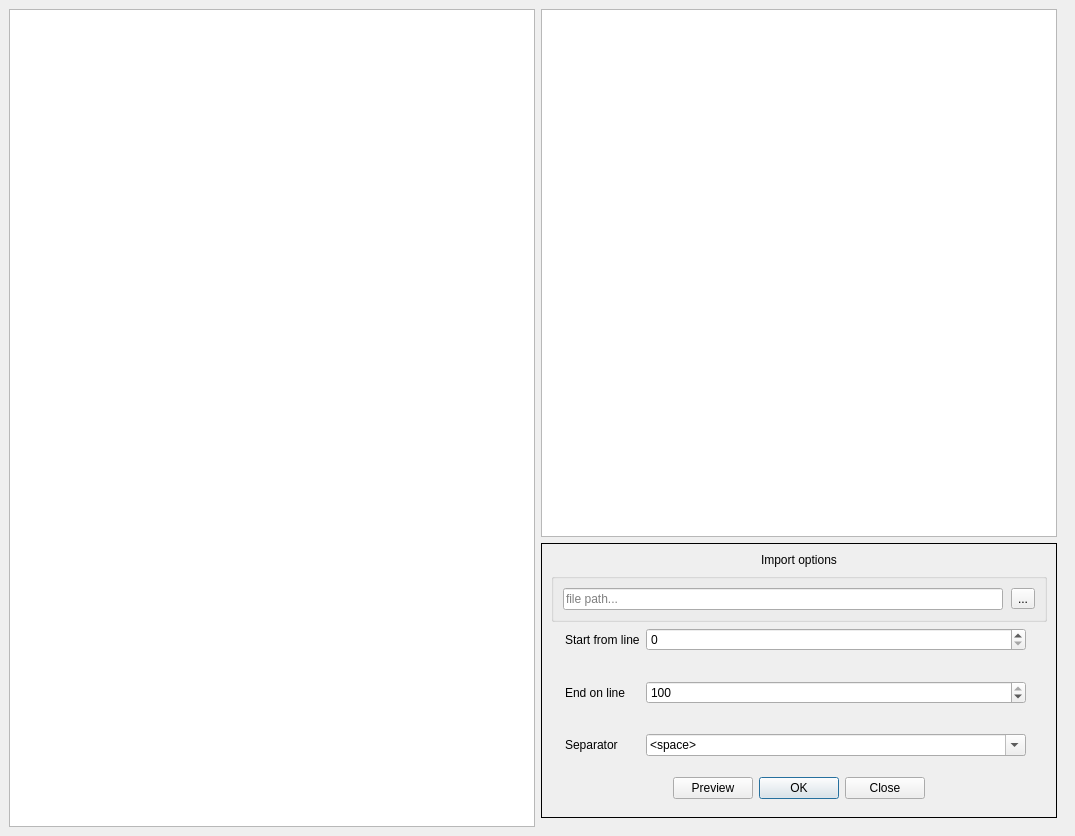
gecos-lab/PZero, file gui/import_window.ui: the form before one commit.
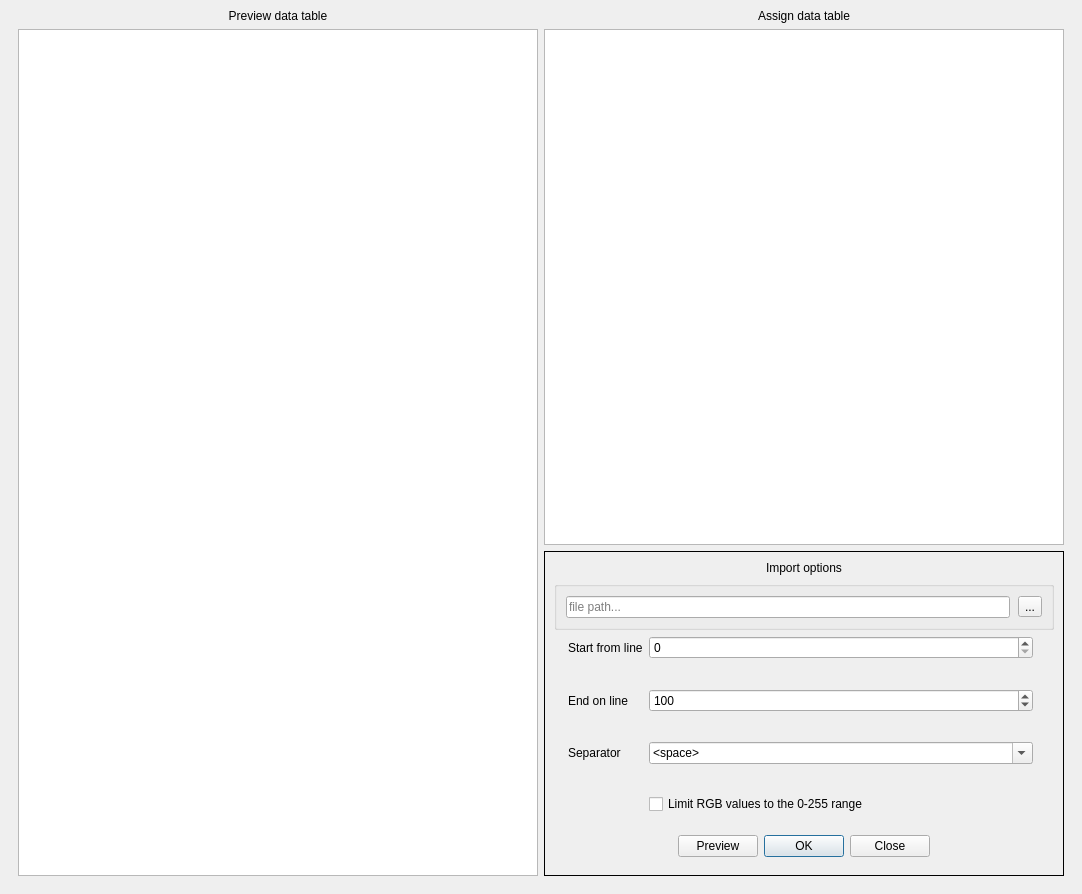
The form after the commit.

Diff of the .ui file:
```diff
--- a/gui/import_window.ui
+++ b/gui/import_window.ui
@@ -6,8 +6,8 @@
    <rect>
     <x>0</x>
     <y>0</y>
-    <width>1075</width>
-    <height>836</height>
+    <width>1082</width>
+    <height>894</height>
    </rect>
   </property>
   <property name="sizePolicy">
@@ -70,7 +70,35 @@
    </property>
    <layout class="QHBoxLayout" name="horizontalLayout">
     <item>
-     <widget class="QTableView" name="dataView"/>
+     <widget class="QWidget" name="prevDataWidget" native="true">
+      <property name="sizePolicy">
+       <sizepolicy hsizetype="Expanding" vsizetype="Preferred">
+        <horstretch>0</horstretch>
+        <verstretch>0</verstretch>
+       </sizepolicy>
+      </property>
+      <layout class="QVBoxLayout" name="verticalLayout">
+       <property name="topMargin">
+        <number>0</number>
+       </property>
+       <property name="rightMargin">
+        <number>0</number>
+       </property>
+       <item>
+        <widget class="QLabel" name="dataPreviewLabel">
+         <property name="text">
+          <string>Preview data table</string>
+         </property>
+         <property name="alignment">
+          <set>Qt::AlignCenter</set>
+         </property>
+        </widget>
+       </item>
+       <item>
+        <widget class="QTableView" name="dataView"/>
+       </item>
+      </layout>
+     </widget>
     </item>
     <item>
      <widget class="QWidget" name="AssignImportWidget" native="true">
@@ -87,6 +115,22 @@
        <property name="topMargin">
         <number>0</number>
        </property>
+       <item>
+        <widget class="QLabel" name="dataAssignLabel">
+         <property name="frameShape">
+          <enum>QFrame::NoFrame</enum>
+         </property>
+         <property name="frameShadow">
+          <enum>QFrame::Plain</enum>
+         </property>
+         <property name="text">
+          <string>Assign data table</string>
+         </property>
+         <property name="alignment">
+          <set>Qt::AlignCenter</set>
+         </property>
+        </widget>
+       </item>
        <item>
         <widget class="QTableWidget" name="AssignTable">
          <property name="sizePolicy">
@@ -228,7 +272,7 @@
                <number>-1</number>
               </property>
               <property name="maximum">
-               <number>100</number>
+               <number>2147483647</number>
               </property>
               <property name="value">
                <number>100</number>
@@ -275,6 +319,13 @@
               </item>
              </widget>
             </item>
+            <item row="3" column="1">
+             <widget class="QCheckBox" name="check255Box">
+              <property name="text">
+               <string>Limit RGB values to the 0-255 range</string>
+              </property>
+             </widget>
+            </item>
            </layout>
           </item>
           <item alignment="Qt::AlignHCenter">
```
